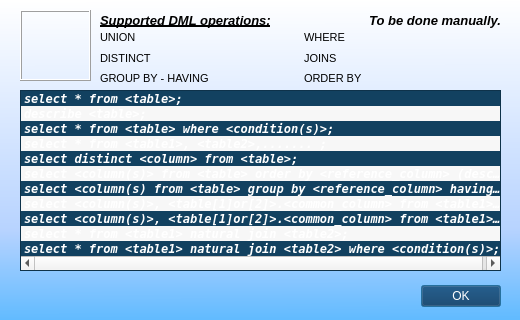
Before: the Qt Designer form supportedQueriesDialog.ui in adiii-ui/MySQL-Frontend, drawn with Qt 5.
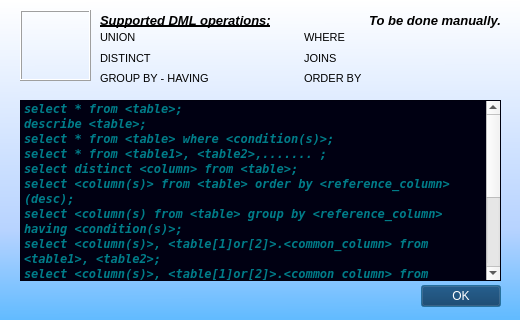
After: the same form once the commit is applied. Icons and pictures are not drawn.

```diff
--- a/supportedQueriesDialog.ui
+++ b/supportedQueriesDialog.ui
@@ -77,7 +77,7 @@
    <property name="geometry">
     <rect>
      <x>20</x>
-     <y>90</y>
+     <y>100</y>
      <width>481</width>
      <height>181</height>
     </rect>
@@ -92,14 +92,35 @@
     </font>
    </property>
    <property name="styleSheet">
-    <string notr="true">background-color: rgb(18, 65, 96);
-color: rgb(255, 255, 255);</string>
+    <string notr="true">background-color: rgb(0,0,18);
+color: rgb(0,125,137);</string>
+   </property>
+   <property name="verticalScrollBarPolicy">
+    <enum>Qt::ScrollBarAsNeeded</enum>
+   </property>
+   <property name="horizontalScrollBarPolicy">
+    <enum>Qt::ScrollBarAsNeeded</enum>
+   </property>
+   <property name="sizeAdjustPolicy">
+    <enum>QAbstractScrollArea::AdjustIgnored</enum>
    </property>
    <property name="editTriggers">
     <set>QAbstractItemView::NoEditTriggers</set>
    </property>
+   <property name="tabKeyNavigation">
+    <bool>true</bool>
+   </property>
    <property name="alternatingRowColors">
-    <bool>true</bool>
+    <bool>false</bool>
+   </property>
+   <property name="textElideMode">
+    <enum>Qt::ElideRight</enum>
+   </property>
+   <property name="isWrapping" stdset="0">
+    <bool>false</bool>
+   </property>
+   <property name="resizeMode">
+    <enum>QListView::Fixed</enum>
    </property>
    <property name="spacing">
     <number>3</number>
@@ -111,10 +132,13 @@
     <number>0</number>
    </property>
    <property name="uniformItemSizes">
-    <bool>true</bool>
+    <bool>false</bool>
+   </property>
+   <property name="batchSize">
+    <number>300</number>
    </property>
    <property name="wordWrap">
-    <bool>false</bool>
+    <bool>true</bool>
    </property>
    <property name="selectionRectVisible">
     <bool>true</bool>
```
